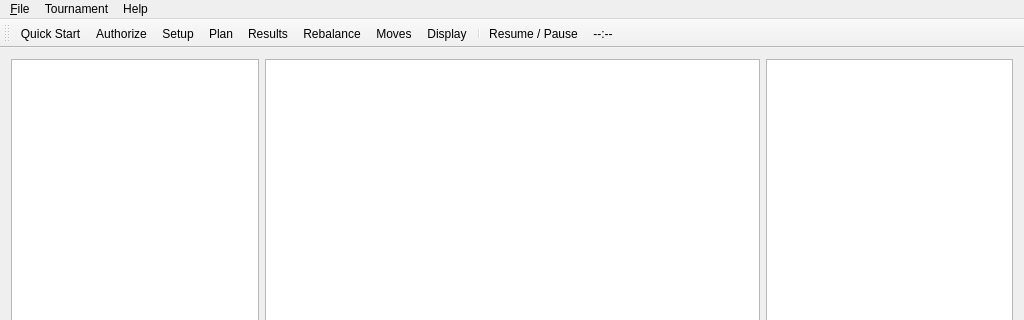
This is TBQt/TBMainWindow.ui in ryandrake08/td as Qt 5 draws it before an edit; both pictures show x 0 to 1024 and y 0 to 320 of the 1024 by 576 pixel window. The edited form follows.
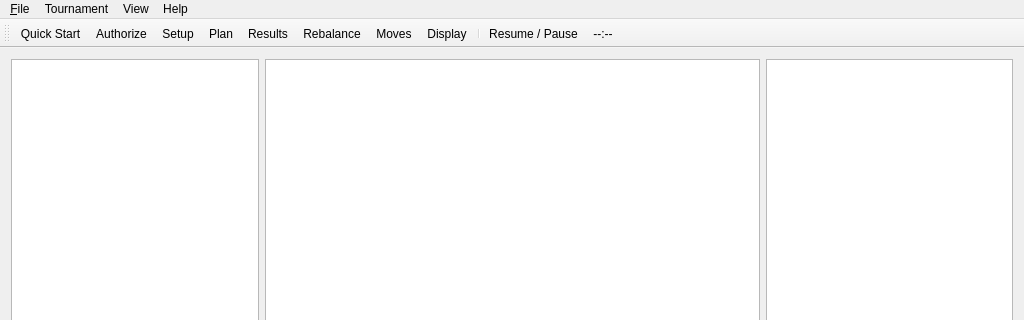
This is the edited form. Icons and pictures are not drawn.

Commit message: Implement functionality invoked by the menu items

```diff
--- a/TBQt/TBMainWindow.ui
+++ b/TBQt/TBMainWindow.ui
@@ -105,6 +105,13 @@
     <addaction name="separator"/>
     <addaction name="actionExport"/>
    </widget>
+   <widget class="QMenu" name="menuView">
+    <property name="title">
+     <string>View</string>
+    </property>
+    <addaction name="actionShowHideMainDisplay"/>
+    <addaction name="actionShowHideSeatingChart"/>
+   </widget>
    <widget class="QMenu" name="menuHelp">
     <property name="title">
      <string>Help</string>
@@ -113,6 +120,7 @@
    </widget>
    <addaction name="menuFile"/>
    <addaction name="menuTournament"/>
+   <addaction name="menuView"/>
    <addaction name="menuHelp"/>
   </widget>
   <widget class="QToolBar" name="toolBar">
```
Left out of the diff: 16 changed lines with no effect on the pictures. The commit also changes 4 other files.
